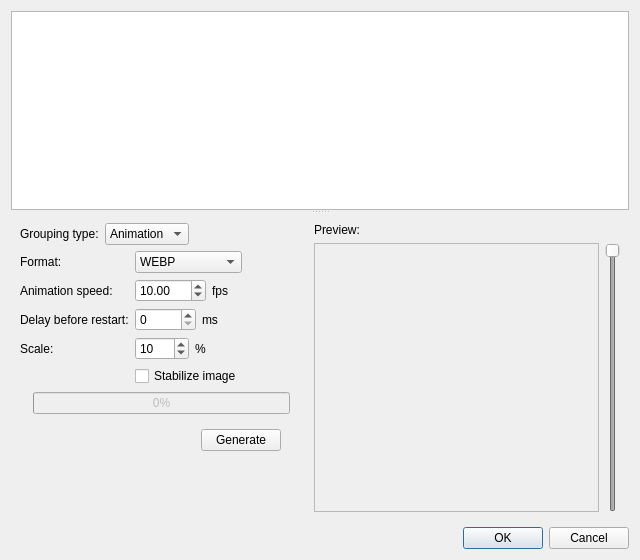
Old version of the form src/gui/desktop/ui/photos_grouping_dialog.ui in the repository Kicer86/photobroom.
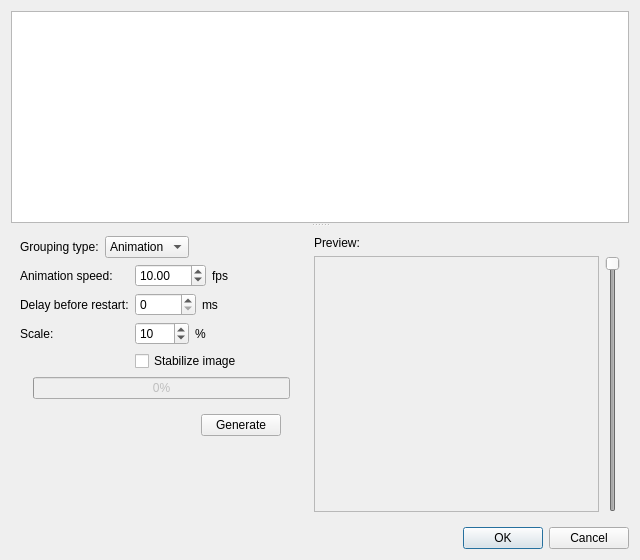
New version of the form.

Diff of the .ui file:
```diff
--- a/src/gui/desktop/ui/photos_grouping_dialog.ui
+++ b/src/gui/desktop/ui/photos_grouping_dialog.ui
@@ -101,7 +101,7 @@
               </property>
               <item>
                <layout class="QGridLayout" name="gridLayout">
-                <item row="1" column="1">
+                <item row="0" column="1">
                  <layout class="QHBoxLayout" name="horizontalLayout_2">
                   <item>
                    <widget class="QDoubleSpinBox" name="speedSpinBox">
@@ -125,28 +125,21 @@
                   </item>
                  </layout>
                 </item>
+                <item row="3" column="1">
+                 <widget class="QCheckBox" name="stabilizationCheckBox">
+                  <property name="text">
+                   <string>Stabilize image</string>
+                  </property>
+                 </widget>
+                </item>
                 <item row="2" column="0">
-                 <widget class="QLabel" name="delayLabel">
-                  <property name="text">
-                   <string>Delay before restart:</string>
-                  </property>
-                 </widget>
-                </item>
-                <item row="3" column="0">
                  <widget class="QLabel" name="scaleLabel">
                   <property name="text">
                    <string>Scale:</string>
                   </property>
                  </widget>
                 </item>
-                <item row="4" column="1">
-                 <widget class="QCheckBox" name="stabilizationCheckBox">
-                  <property name="text">
-                   <string>Stabilize image</string>
-                  </property>
-                 </widget>
-                </item>
-                <item row="3" column="1">
+                <item row="2" column="1">
                  <layout class="QHBoxLayout" name="horizontalLayout_7">
                   <item>
                    <widget class="QSpinBox" name="scaleSpinBox">
@@ -170,7 +163,21 @@
                   </item>
                  </layout>
                 </item>
-                <item row="2" column="1">
+                <item row="0" column="0">
+                 <widget class="QLabel" name="speedLabel">
+                  <property name="text">
+                   <string>Animation speed:</string>
+                  </property>
+                 </widget>
+                </item>
+                <item row="1" column="0">
+                 <widget class="QLabel" name="delayLabel">
+                  <property name="text">
+                   <string>Delay before restart:</string>
+                  </property>
+                 </widget>
+                </item>
+                <item row="1" column="1">
                  <layout class="QHBoxLayout" name="horizontalLayout_3">
                   <item>
                    <widget class="QSpinBox" name="delaySpinBox">
@@ -191,39 +198,6 @@
                   </item>
                  </layout>
                 </item>
-                <item row="1" column="0">
-                 <widget class="QLabel" name="speedLabel">
-                  <property name="text">
-                   <string>Animation speed:</string>
-                  </property>
-                 </widget>
-                </item>
-                <item row="0" column="0">
-                 <widget class="QLabel" name="label">
-                  <property name="text">
-                   <string>Format:</string>
-                  </property>
-                 </widget>
-                </item>
-                <item row="0" column="1">
-                 <widget class="QComboBox" name="formatComboBox">
-                  <item>
-                   <property name="text">
-                    <string notr="true">WEBP</string>
-                   </property>
-                  </item>
-                  <item>
-                   <property name="text">
-                    <string notr="true">MNG</string>
-                   </property>
-                  </item>
-                  <item>
-                   <property name="text">
-                    <string notr="true">GIF</string>
-                   </property>
-                  </item>
-                 </widget>
-                </item>
                </layout>
               </item>
              </layout>
```
